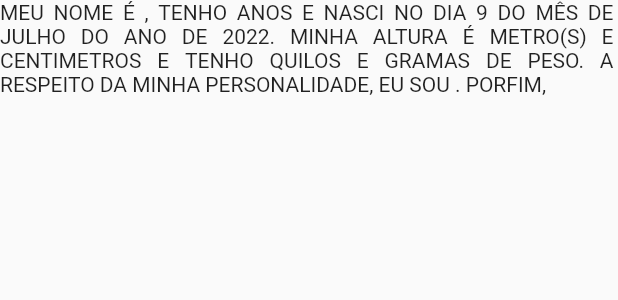
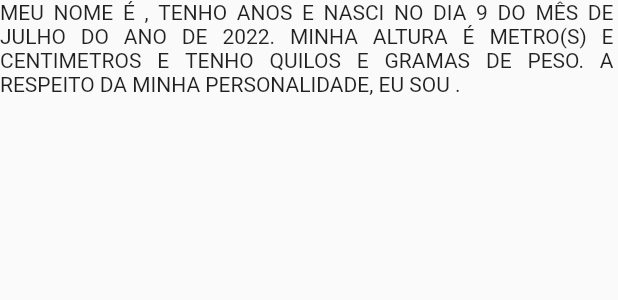
Before and after one commit to VictorAC97/UnB_TCC_Victor_Vinicius, a Flutter app: the GenerateUserText widget shown alone on an empty page, opened directly with empty values, on a phone screen of 412 x 824 dp. Shown: the top 300 px of the screen. Run offline on Flutter 3.47's test engine with Material 2 defaults, Android fonts, the phone set to English and light mode, and no system bars; our stand-ins replace image_picker, shared_preferences, smooth_page_indicator, video_player; accounts and stored records are empty.

Commit message:
correcao de bug no modulo 1

```diff
--- a/lib/pages/Modulo1/pages/Perfil.dart
+++ b/lib/pages/Modulo1/pages/Perfil.dart
@@ -32,6 +32,7 @@ class _PerfilState extends State<Perfil> {
                   fontWeight: FontWeight.w600,
                 ),
               ),
+              const Padding(padding: EdgeInsets.all(4)),
               GestureDetector(
                 child: widget.user!.fotoPerfil != null
                     ? Anexo(
@@ -57,6 +58,10 @@ class _PerfilState extends State<Perfil> {
                   setState(() {}); //carrega a foto na tela de perfil
                 },
               ),
+              const Padding(padding: EdgeInsets.all(8)),
+              const Divider(
+                thickness: 1,
+              ),
               widget.user!.isPublic == false
                   ? const PerfilPrivado()
                   : PerfilPublico(user: widget.user!)
--- a/lib/pages/Modulo1/pages/TelaObterFoto.dart
+++ b/lib/pages/Modulo1/pages/TelaObterFoto.dart
@@ -45,8 +45,7 @@ class _TelaObterFotoState extends State<TelaObterFoto> {
 
   @override
   Widget build(BuildContext context) {
-    return Scaffold(
-      body: SingleChildScrollView(
+    return SingleChildScrollView(
       child: Column(mainAxisAlignment: MainAxisAlignment.center, children: [
         const Padding(padding: EdgeInsets.all(17)),
         const Text(
@@ -135,7 +134,6 @@ class _TelaObterFotoState extends State<TelaObterFoto> {
           onPressed: () => getFileFromGallery(),
         ),
       ]),
-      ),
     );
   }
 }
--- a/lib/pages/Modulo1/widgets/generate_user_text_widget.dart
+++ b/lib/pages/Modulo1/widgets/generate_user_text_widget.dart
@@ -52,28 +52,33 @@ class GenerateUserText extends StatelessWidget {
       );
     }
     if (user!.listaGostoDe!.isNotEmpty && user!.listaNaoGostoDe!.isNotEmpty) {
+      texto.add('Sobre as minhas preferências, ');
       texto.add(
         "Eu gosto de ${user!.listaGostoDe!.join(", ")} e não gosto de ${user!.listaNaoGostoDe!.join(", ")}.",
       );
     } else if (user!.listaGostoDe!.isNotEmpty) {
+      texto.add('Sobre as minhas preferências, ');
       texto.add(
         "Eu gosto de ${user!.listaGostoDe!.join(", ")}.",
       );
     } else if (user!.listaNaoGostoDe!.isNotEmpty) {
+      texto.add('Sobre as minhas preferências, ');
       texto.add(
         "Eu Não gosto de ${user!.listaNaoGostoDe!.join(", ")}.",
       );
     }
-    texto.add('porfim, '.toUpperCase());
     if (user!.listaCorPreferida!.isNotEmpty && user!.listaSigno!.isNotEmpty) {
+      texto.add('Porfim, ');
       texto.add(
         "A minha cor preferida é ${user!.listaCorPreferida!.join(", ")} e meu signo é ${user!.listaSigno!.join(", ")}.",
       );
     } else if (user!.listaCorPreferida!.isNotEmpty) {
+      texto.add('Porfim, ');
       texto.add(
         "A minha cor preferida é ${user!.listaCorPreferida!.join(", ")}.",
       );
     } else if (user!.listaSigno!.isNotEmpty) {
+      texto.add('Porfim, ');
       texto.add(
         "Meu signo é ${user!.listaSigno!.join(", ")}.",
       );
```
Lines whose indentation alone changed are shown as unchanged.
